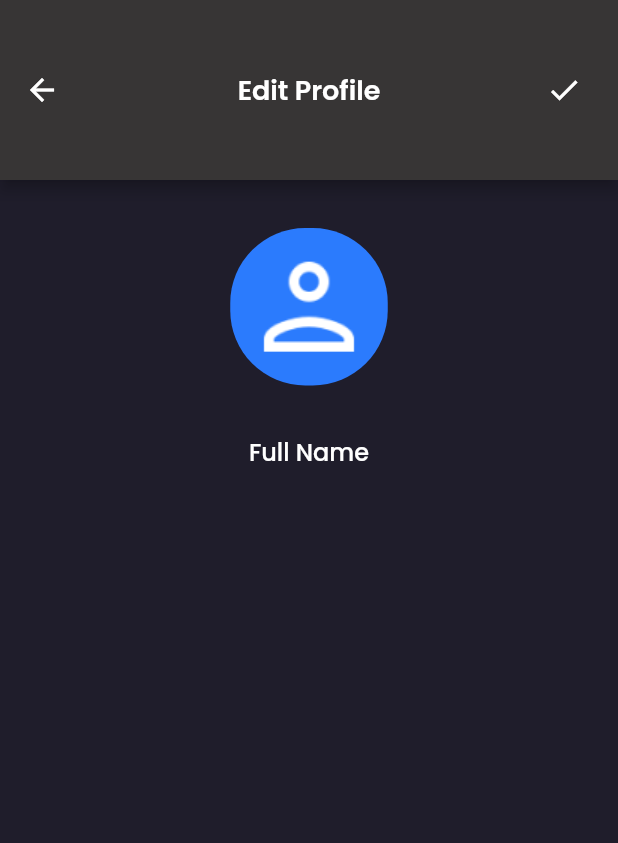
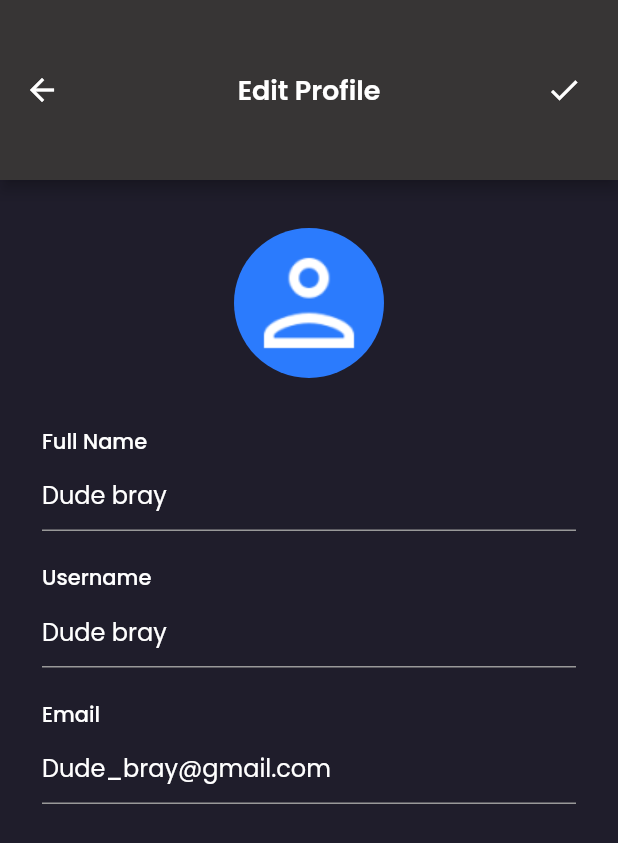
Before and after one commit to mudapa/idenor, a Flutter app: the EditProfile screen opened by its route, on a phone screen of 412 x 824 dp. Shown: the top 843 px of the screen. Run offline on Flutter 3.47's test engine with Material 2 defaults, Android fonts, the light colour scheme and no system bars; our stand-ins replace google_fonts.

Commit message:
edit_profile onprogress

```diff
--- a/lib/pages/home/edit_profile.dart
+++ b/lib/pages/home/edit_profile.dart
@@ -29,31 +29,72 @@ class EditProfile extends StatelessWidget {
       );
     }
 
-    Widget content() {
+    Widget avatarUser() {
       return Container(
-        margin: const EdgeInsets.symmetric(
-          vertical: 32,
+        margin: const EdgeInsets.only(
+          top: 32,
         ),
-        child: Column(
-          children: [
-            Container(
-              width: 105,
-              height: 105,
         decoration: BoxDecoration(
           borderRadius: BorderRadius.circular(50),
           color: primaryColor,
         ),
         child: Image.asset(
           'assets/user.png',
+          height: 100,
           color: whiteColor,
         ),
+      );
+    }
+
+    Widget nameInput() {
+      return Container(
+        margin: const EdgeInsets.only(
+          top: 32,
+          left: 16,
+          right: 16,
         ),
-            const SizedBox(height: 32),
-            Text(
+        child: Column(
+          crossAxisAlignment: CrossAxisAlignment.start,
+          children: [
+            Padding(
+              padding: const EdgeInsets.symmetric(
+                horizontal: 12,
+              ),
+              child: Text(
                 'Full Name',
                 style: primaryTextStyle.copyWith(
-                fontSize: 16,
+                  fontSize: 14,
                   fontWeight: medium,
+                ),
+              ),
+            ),
+            Container(
+              height: 50,
+              padding: const EdgeInsets.symmetric(
+                horizontal: 12,
+              ),
+              decoration: BoxDecoration(
+                borderRadius: BorderRadius.circular(12),
+              ),
+              child: Center(
+                child: Row(
+                  children: [
+                    Expanded(
+                      child: TextFormField(
+                        style: primaryTextStyle,
+                        decoration: InputDecoration(
+                          hintText: 'Dude bray',
+                          hintStyle: primaryTextStyle,
+                          enabledBorder: UnderlineInputBorder(
+                            borderSide: BorderSide(
+                              color: secondaryWhiteColor,
+                            ),
+                          ),
+                        ),
+                      ),
+                    ),
+                  ],
+                ),
               ),
             ),
           ],
@@ -61,13 +102,134 @@ class EditProfile extends StatelessWidget {
       );
     }
 
+    Widget userNameInput() {
+      return Container(
+        margin: const EdgeInsets.only(
+          top: 20,
+          left: 16,
+          right: 16,
+        ),
+        child: Column(
+          crossAxisAlignment: CrossAxisAlignment.start,
+          children: [
+            Padding(
+              padding: const EdgeInsets.symmetric(
+                horizontal: 12,
+              ),
+              child: Text(
+                'Username',
+                style: primaryTextStyle.copyWith(
+                  fontSize: 14,
+                  fontWeight: medium,
+                ),
+              ),
+            ),
+            Container(
+              height: 50,
+              padding: const EdgeInsets.symmetric(
+                horizontal: 12,
+              ),
+              decoration: BoxDecoration(
+                borderRadius: BorderRadius.circular(12),
+              ),
+              child: Center(
+                child: Row(
+                  children: [
+                    Expanded(
+                      child: TextFormField(
+                        style: primaryTextStyle,
+                        decoration: InputDecoration(
+                          hintText: 'Dude bray',
+                          hintStyle: primaryTextStyle,
+                          enabledBorder: UnderlineInputBorder(
+                            borderSide: BorderSide(
+                              color: secondaryWhiteColor,
+                            ),
+                          ),
+                        ),
+                      ),
+                    ),
+                  ],
+                ),
+              ),
+            ),
+          ],
+        ),
+      );
+    }
+
+    Widget emailInput() {
+      return Container(
+        margin: const EdgeInsets.only(
+          top: 20,
+          left: 16,
+          right: 16,
+        ),
+        child: Column(
+          crossAxisAlignment: CrossAxisAlignment.start,
+          children: [
+            Padding(
+              padding: const EdgeInsets.symmetric(
+                horizontal: 12,
+              ),
+              child: Text(
+                'Email',
+                style: primaryTextStyle.copyWith(
+                  fontSize: 14,
+                  fontWeight: medium,
+                ),
+              ),
+            ),
+            Container(
+              height: 50,
+              padding: const EdgeInsets.symmetric(
+                horizontal: 12,
+              ),
+              decoration: BoxDecoration(
+                borderRadius: BorderRadius.circular(12),
+              ),
+              child: Center(
+                child: Row(
+                  children: [
+                    Expanded(
+                      child: TextFormField(
+                        style: primaryTextStyle,
+                        decoration: InputDecoration(
+                          hintText: 'Dude_bray@gmail.com',
+                          hintStyle: primaryTextStyle,
+                          enabledBorder: UnderlineInputBorder(
+                            borderSide: BorderSide(
+                              color: secondaryWhiteColor,
+                            ),
+                          ),
+                        ),
+                      ),
+                    ),
+                  ],
+                ),
+              ),
+            ),
+          ],
+        ),
+      );
+    }
+
+    Widget content() {
+      return Column(
+        // padding: const EdgeInsets.all(16),
+        children: [
+          avatarUser(),
+          nameInput(),
+          userNameInput(),
+          emailInput(),
+        ],
+      );
+    }
+
     return Scaffold(
       backgroundColor: blackColor,
       appBar: header(),
       body: ListView(
-        padding: const EdgeInsets.symmetric(
-          horizontal: 30,
-        ),
         children: [
           content(),
         ],
```
Lines whose indentation alone changed are shown as unchanged.
